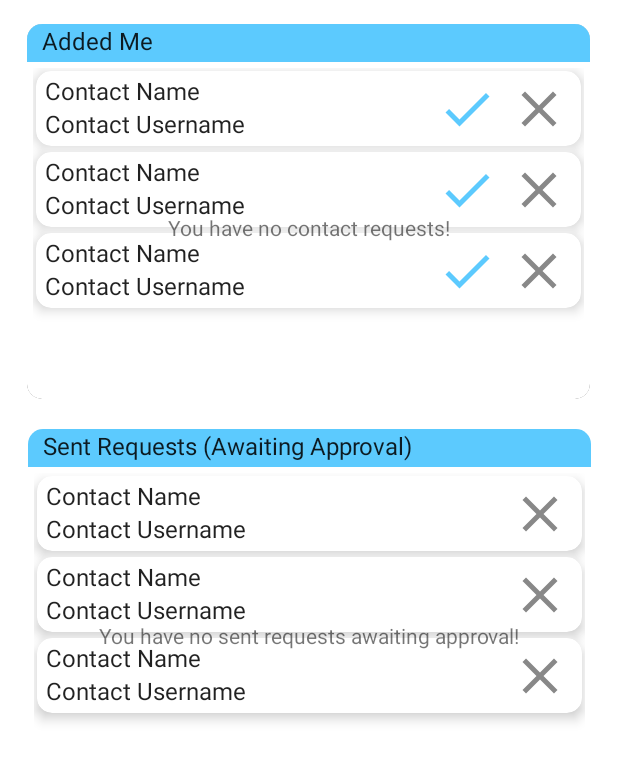
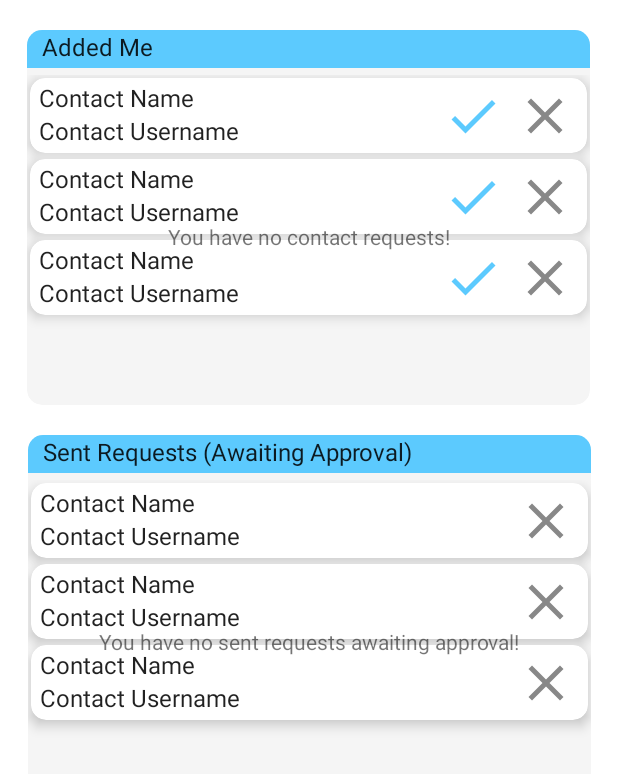
Before and after one commit to cadereynoldson/450GroupProject, an Android app: the layout fragment_contact_pending.xml on its own in the app's theme, with its tools: preview values and no code run, on a phone screen of 412 x 824 dp. Shown: the top 774 px of the screen. Run offline under Robolectric (Android 15) with nearby library versions, the phone set to English and light mode, and no system bars; network calls fail.

Commit message:
Updated some visual features and got to 90% complete on the contacts page.

```diff
--- a/app/src/main/java/com/example/groupproject_g3/authorization/fragments/RegisterViewModel.java
+++ b/app/src/main/java/com/example/groupproject_g3/authorization/fragments/RegisterViewModel.java
@@ -87,11 +87,13 @@ public class RegisterViewModel extends AndroidViewModel {
      * @param first first name.
      * @param last last name.
      * @param email email.
+     * @param username  username.
      * @param password password.
      */
     public void connect(final String first,
                         final String last,
                         final String email,
+                        final String username,
                         final String password) {
         String url = "https://cloud-chat-450.herokuapp.com/auth";
         JSONObject body = new JSONObject();
@@ -99,6 +101,7 @@ public class RegisterViewModel extends AndroidViewModel {
             body.put("first", first);
             body.put("last", last);
             body.put("email", email);
+            body.put("username", username);
             body.put("password", password);
         } catch (JSONException e) {
             e.printStackTrace();
--- a/app/src/main/java/com/example/groupproject_g3/authorization/fragments/SignInFragment.java
+++ b/app/src/main/java/com/example/groupproject_g3/authorization/fragments/SignInFragment.java
@@ -245,5 +245,4 @@ public class SignInFragment extends Fragment {
             }
         }
     }
-
 }
--- a/app/src/main/java/com/example/groupproject_g3/contact/fragments/ContactSentRequestsViewModel.java
+++ b/app/src/main/java/com/example/groupproject_g3/contact/fragments/ContactSentRequestsViewModel.java
@@ -131,6 +131,6 @@ public class ContactSentRequestsViewModel extends AndroidViewModel {
     }
 
     private void handleDelete(JSONObject jsonObject) {
-        Log.e("Delete Successful.", "Success in deletion");
+        Log.i("Delete Successful.", "Success in deletion");
     }
 }
--- a/app/src/main/res/layout/fragment_contact_pending.xml
+++ b/app/src/main/res/layout/fragment_contact_pending.xml
@@ -11,9 +11,8 @@
         android:id="@+id/added_me_card"
         android:layout_width="375dp"
         android:layout_height="250dp"
-        android:layout_marginTop="16dp"
-        android:background="#FFFFFF"
-        app:cardBackgroundColor="@color/black"
+        android:layout_marginTop="20dp"
+        app:cardBackgroundColor="#F5F5F5"
         app:cardCornerRadius="10dp"
         app:layout_constraintEnd_toEndOf="parent"
         app:layout_constraintHorizontal_bias="0.498"
@@ -22,8 +21,7 @@
 
         <androidx.constraintlayout.widget.ConstraintLayout
             android:layout_width="match_parent"
-            android:layout_height="match_parent"
-            android:background="@color/white">
+            android:layout_height="match_parent">
 
             <TextView
                 android:id="@+id/text_added_me_approval"
@@ -41,40 +39,25 @@
                 app:layout_constraintStart_toStartOf="parent"
                 app:layout_constraintTop_toTopOf="parent" />
 
-            <androidx.swiperefreshlayout.widget.SwipeRefreshLayout
-                android:id="@+id/contacts_pending_accept_layout"
-                android:layout_width="0dp"
-                android:layout_height="0dp"
-                android:layout_marginStart="4dp"
-                android:layout_marginTop="4dp"
-                android:layout_marginEnd="4dp"
-                android:layout_marginBottom="4dp"
-                android:background="@color/white"
-                app:layout_constraintBottom_toBottomOf="parent"
-                app:layout_constraintEnd_toEndOf="parent"
-                app:layout_constraintHorizontal_bias="0.0"
-                app:layout_constraintStart_toStartOf="parent"
-                app:layout_constraintTop_toBottomOf="@+id/text_added_me_approval"
-                app:layout_constraintVertical_bias="1.0">
-
             <androidx.recyclerview.widget.RecyclerView
                 android:id="@+id/recycler_pending_contacts"
                 android:layout_width="match_parent"
                 android:layout_height="match_parent"
-                    android:layout_marginStart="8dp"
-                    android:layout_marginEnd="8dp"
+                android:layout_marginTop="30dp"
                 android:orientation="vertical"
                 app:layoutManager="LinearLayoutManager"
+                app:layout_constraintBottom_toBottomOf="parent"
+                app:layout_constraintEnd_toEndOf="parent"
+                app:layout_constraintStart_toStartOf="parent"
+                app:layout_constraintTop_toBottomOf="@+id/text_added_me_approval"
                 tools:listitem="@layout/fragment_contact_added_me_item" />
-
-            </androidx.swiperefreshlayout.widget.SwipeRefreshLayout>
 
             <TextView
                 android:id="@+id/text_no_contact_requests"
                 android:layout_width="wrap_content"
                 android:layout_height="wrap_content"
                 android:text="@string/contacts_pending_no_requests"
-                app:layout_constraintBottom_toBottomOf="@+id/contacts_pending_accept_layout"
+                app:layout_constraintBottom_toBottomOf="parent"
                 app:layout_constraintEnd_toEndOf="parent"
                 app:layout_constraintStart_toStartOf="parent"
                 app:layout_constraintTop_toBottomOf="@+id/text_added_me_approval" />
@@ -86,7 +69,7 @@
         android:layout_width="375dp"
         android:layout_height="250dp"
         android:layout_marginTop="20dp"
-        app:cardBackgroundColor="?attr/colorBackgroundFloating"
+        app:cardBackgroundColor="#F5F5F5"
         app:cardCornerRadius="10dp"
         app:layout_constraintEnd_toEndOf="parent"
         app:layout_constraintStart_toStartOf="parent"
@@ -112,33 +95,16 @@
                 app:layout_constraintStart_toStartOf="parent"
                 app:layout_constraintTop_toTopOf="parent" />
 
-            <androidx.swiperefreshlayout.widget.SwipeRefreshLayout
-                android:id="@+id/contacts_awaiting_approval_layout"
-                android:layout_width="0dp"
-                android:layout_height="0dp"
-                android:layout_marginStart="4dp"
-                android:layout_marginTop="4dp"
-                android:layout_marginEnd="4dp"
-                android:layout_marginBottom="4dp"
-                android:background="@color/white"
-                app:layout_constraintBottom_toBottomOf="parent"
-                app:layout_constraintEnd_toEndOf="parent"
-                app:layout_constraintHorizontal_bias="0.0"
-                app:layout_constraintStart_toStartOf="parent"
-                app:layout_constraintTop_toBottomOf="@+id/text_sent_requests_approval"
-                app:layout_constraintVertical_bias="1.0">
-
             <androidx.recyclerview.widget.RecyclerView
                 android:id="@+id/recycler_waiting_approval"
                 android:layout_width="match_parent"
                 android:layout_height="match_parent"
-                    android:layout_marginStart="8dp"
-                    android:layout_marginEnd="8dp"
+                android:layout_marginTop="30dp"
                 android:orientation="vertical"
                 app:layoutManager="LinearLayoutManager"
+                app:layout_constraintStart_toStartOf="parent"
+                app:layout_constraintTop_toBottomOf="@+id/text_sent_requests_approval"
                 tools:listitem="@layout/fragment_contact_sent_request_item" />
-
-            </androidx.swiperefreshlayout.widget.SwipeRefreshLayout>
 
             <TextView
                 android:id="@+id/text_no_sent_requests"
--- a/app/src/main/res/layout/fragment_sign_in.xml
+++ b/app/src/main/res/layout/fragment_sign_in.xml
@@ -12,10 +12,10 @@
         android:layout_width="wrap_content"
         android:layout_height="wrap_content"
         android:layout_marginTop="16dp"
-        android:checked="true"
+        android:checked="false"
         android:text="@string/switch_sign_in"
-        app:layout_constraintEnd_toEndOf="parent"
-        app:layout_constraintStart_toStartOf="parent"
+        app:layout_constraintEnd_toEndOf="@+id/button_signin"
+        app:layout_constraintStart_toStartOf="@+id/button_signin_register"
         app:layout_constraintTop_toBottomOf="@+id/button_signin"
         tools:text="@string/switch_sign_in" />
 
--- a/app/src/main/res/values/strings.xml
+++ b/app/src/main/res/values/strings.xml
@@ -45,10 +45,10 @@
         <item>Username</item>
     </string-array>
 
-    <string name="text_verification_checkEmail">Please check email and follow link to verify, then click Return to SignIN.</string>
-    <string name="text_verification_retry">If you do not see an email, click Send Again.</string>
+    <string name="text_verification_checkEmail">Please check your email and follow the link to verify your account. Click "Return to Sign In" when completed.</string>
+    <string name="text_verification_retry">If you do not see an email, click "Send Again" to send another verification email.</string>
     <string name="button_verification_retry">Send Again</string>
-    <string name="button_verification_return">Return to SignIn</string>
+    <string name="button_verification_return">Return to Sign In</string>
 
     <string name="action_add_chat">Add Chat</string>
 
```
Also changed, not shown: app/src/main/java/com/example/groupproject_g3/authorization/fragments/RegisterFragment.java (+6 -3 lines), app/src/main/java/com/example/groupproject_g3/contact/fragments/ContactAddedMeRecyclerViewAdapter.java (+24 -1 lines), app/src/main/java/com/example/groupproject_g3/contact/fragments/ContactAddedMeViewModel.java (+75 -0 lines), app/src/main/java/com/example/groupproject_g3/contact/fragments/ContactPendingFragment.java (+10 -1 lines), app/src/main/res/layout/fragment_verification.xml (+9 -9 lines). Lines whose indentation alone changed are shown as unchanged.
